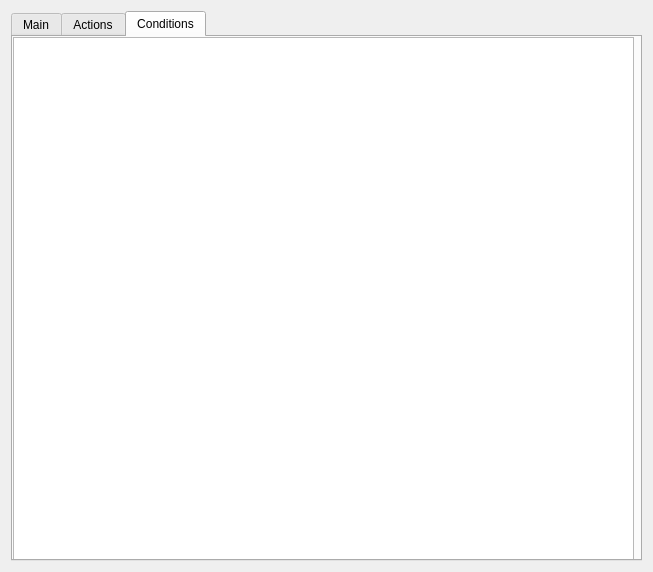
Old version of the form src/QlEdgeWidget.ui in the repository lpenguin/QxEditor-Qt.
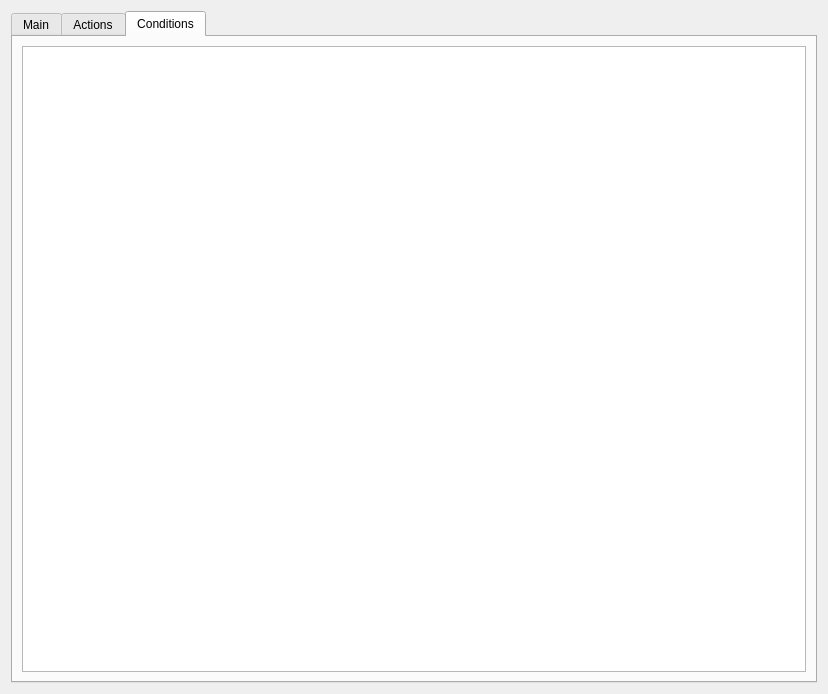
New version of the form. The open tabs and pages were chosen to show the change.

```diff
--- a/src/QlEdgeWidget.ui
+++ b/src/QlEdgeWidget.ui
@@ -6,8 +6,8 @@
    <rect>
     <x>0</x>
     <y>0</y>
-    <width>653</width>
-    <height>572</height>
+    <width>828</width>
+    <height>694</height>
    </rect>
   </property>
   <property name="windowTitle">
@@ -81,16 +81,11 @@
       <attribute name="title">
        <string>Conditions</string>
       </attribute>
-      <widget class="QPlainTextEdit" name="conditionsEdit">
-       <property name="geometry">
-        <rect>
-         <x>0</x>
-         <y>0</y>
-         <width>621</width>
-         <height>531</height>
-        </rect>
-       </property>
-      </widget>
+      <layout class="QVBoxLayout" name="verticalLayout_5">
+       <item>
+        <widget class="QPlainTextEdit" name="conditionsEdit"/>
+       </item>
+      </layout>
      </widget>
     </widget>
    </item>
```
Left out of the diff: 31 changed lines with no effect on the pictures. Lines whose indentation alone changed are shown as unchanged.
